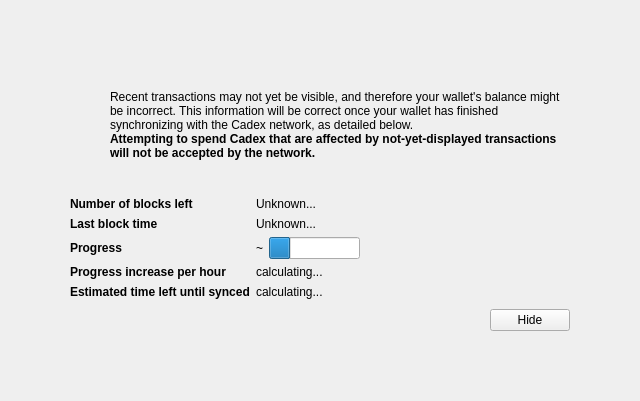
This is src/qt/forms/modaloverlay.ui in cadexproject/cadex as Qt 5 draws it before an edit. The edited form follows.
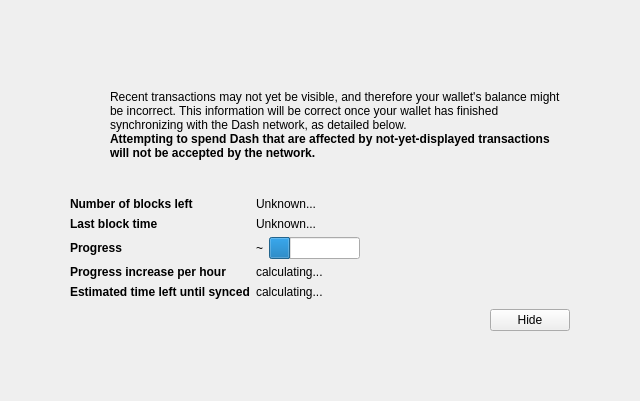
This is the edited form. Icons and pictures are not drawn. Custom widgets are drawn as their Qt base class.

Commit message: rebase to cadex-1.0.0

What changed in the file:
```diff
--- a/src/qt/forms/modaloverlay.ui
+++ b/src/qt/forms/modaloverlay.ui
@@ -128,7 +128,7 @@
              <item>
               <widget class="QLabel" name="infoText">
                <property name="text">
-                <string>Recent transactions may not yet be visible, and therefore your wallet's balance might be incorrect. This information will be correct once your wallet has finished synchronizing with the Cadex network, as detailed below.</string>
+                <string>Recent transactions may not yet be visible, and therefore your wallet's balance might be incorrect. This information will be correct once your wallet has finished synchronizing with the Dash network, as detailed below.</string>
                </property>
                <property name="textFormat">
                 <enum>Qt::RichText</enum>
@@ -147,7 +147,7 @@
                 </font>
                </property>
                <property name="text">
-                <string>Attempting to spend Cadex that are affected by not-yet-displayed transactions will not be accepted by the network.</string>
+                <string>Attempting to spend Dash that are affected by not-yet-displayed transactions will not be accepted by the network.</string>
                </property>
                <property name="textFormat">
                 <enum>Qt::RichText</enum>
```
The commit also changes 747 other files.
